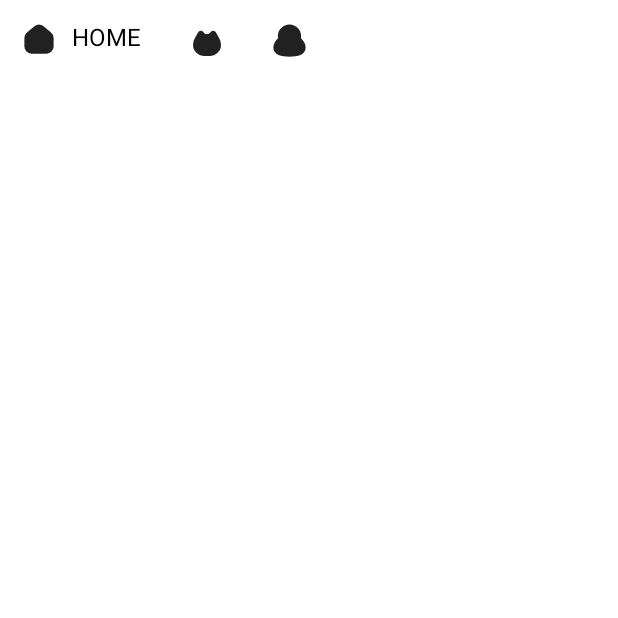
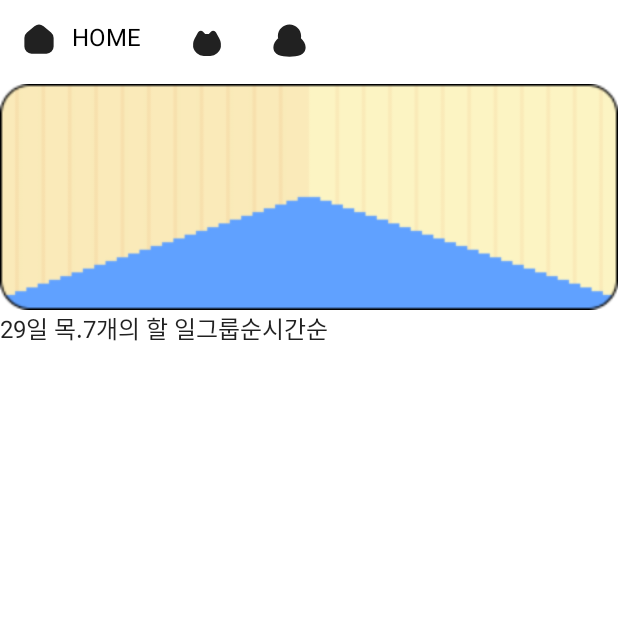
Before and after one commit to Muyaho-project/TodoNyanApp, an Android app built with Jetpack Compose: the screen it shows after launch (MainActivity), on a phone screen of 412 x 824 dp, the top half of it. Run offline under Robolectric (Android 15) with nearby library versions, the phone set to English and light mode, and no system bars.

Commit message:
feat: Home화면 ui 추가

```diff
--- a/app/src/main/java/com/kwancorp/todonyanapp/ui/HomeScreen.kt
+++ b/app/src/main/java/com/kwancorp/todonyanapp/ui/HomeScreen.kt
@@ -1,7 +1,38 @@
 package com.kwancorp.todonyanapp.ui
 
+import androidx.compose.foundation.Image
+import androidx.compose.foundation.layout.Box
+import androidx.compose.foundation.layout.Column
+import androidx.compose.foundation.layout.Row
+import androidx.compose.foundation.layout.fillMaxWidth
+import androidx.compose.material.Text
 import androidx.compose.runtime.Composable
+import androidx.compose.ui.Modifier
+import androidx.compose.ui.layout.ContentScale
+import androidx.compose.ui.res.painterResource
+import com.kwancorp.todonyanapp.R
 
 @Composable
 fun HomeBody() {
+    Column {
+        Box(
+            modifier = Modifier
+                .fillMaxWidth()
+        ) {
+            Image(
+                painter = painterResource(R.drawable.bg_room),
+                modifier = Modifier
+                    .fillMaxWidth(),
+                contentScale = ContentScale.FillWidth,
+                contentDescription = null
+            )
+        }
+
+        Row {
+            Text("29일 목.")
+            Text("7개의 할 일")
+            Text("그룹순")
+            Text("시간순")
+        }
+    }
 }
```
